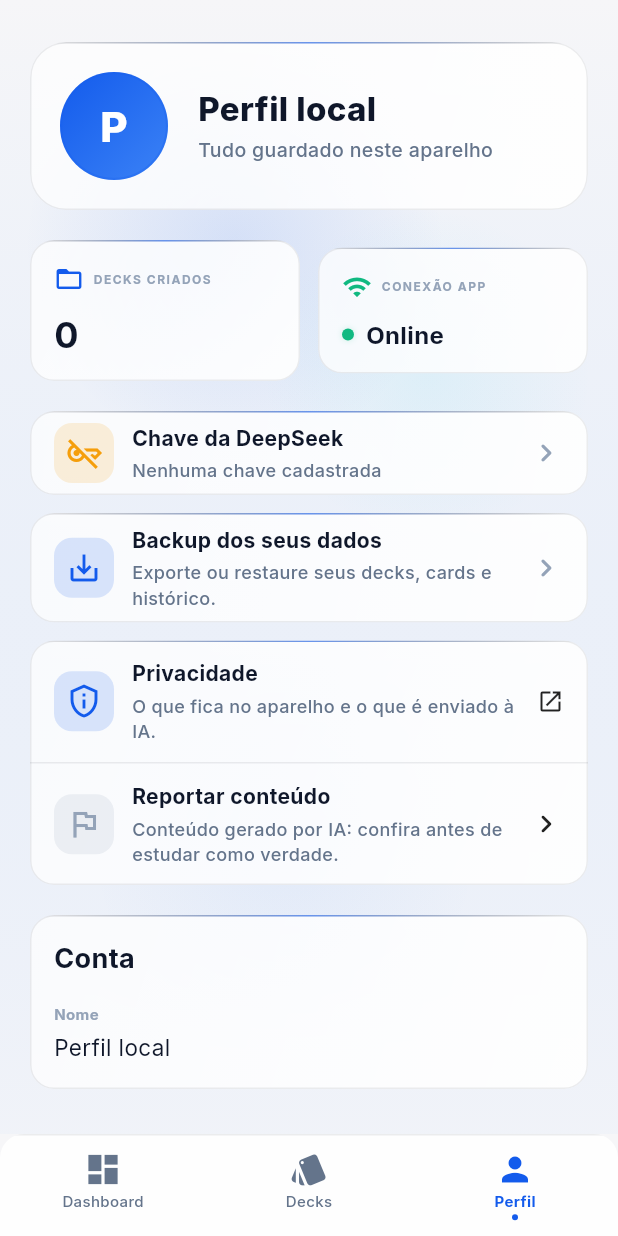
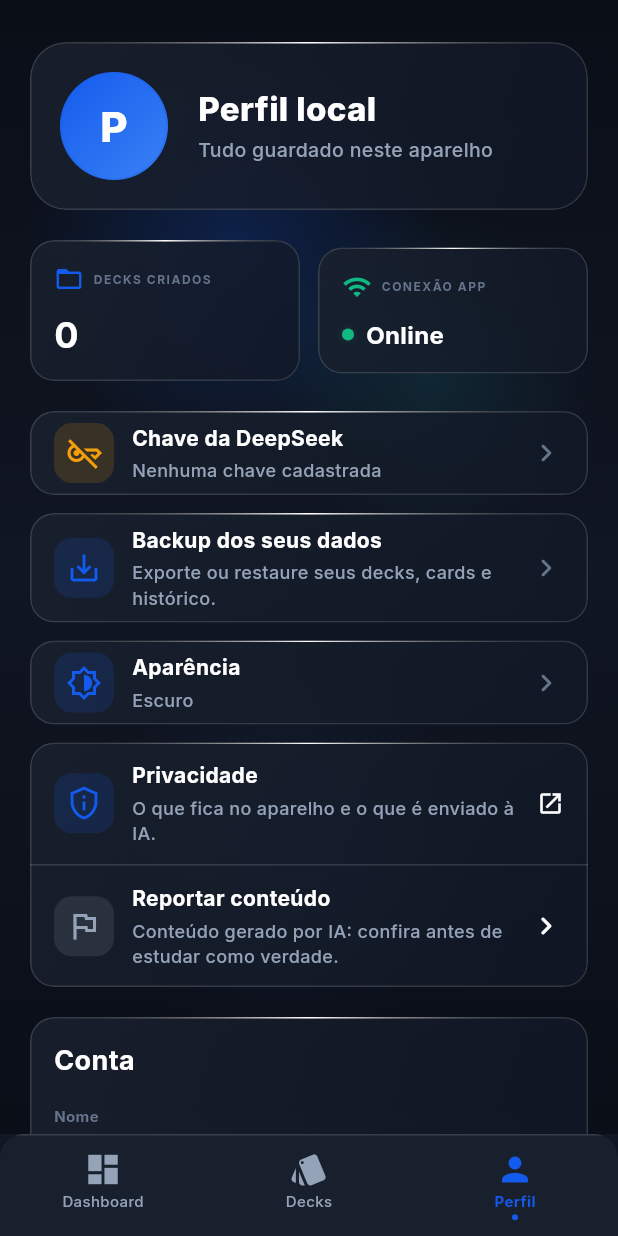
Before and after one commit to matheusz-nied/Memora, a Flutter app: the screen it shows after launch, after a tap on "Pular", after a tap on the "account circle" icon, on a phone screen of 412 x 824 dp. Run offline on Flutter 3.47's test engine with Material 3 defaults, Android fonts, the phone set to English and light mode, and no system bars; our stand-ins replace connectivity_plus, drift, drift_flutter, file_picker, flutter_markdown, flutter_riverpod and 4 more; missing offline and left inert: fsrs, pdfx; accounts and stored records are empty; generated files the repository leaves out were written again.

Commit message:
feat(profile): permitir escolher e persistir o tema do app.
Adiciona seletor de aparência no perfil (escuro, claro ou sistema) com preferência salva localmente.

Co-authored-by: Cursor <cursoragent@cursor.com>

```diff
--- a/lib/app.dart
+++ b/lib/app.dart
@@ -5,6 +5,7 @@ import 'package:go_router/go_router.dart';
 import 'core/constants/app_constants.dart';
 import 'core/constants/route_constants.dart';
 import 'core/theme/app_theme.dart';
+import 'core/theme/theme_mode_controller.dart';
 import 'features/agent/presentation/agent_config_screen.dart';
 import 'features/agent/presentation/chat_screen.dart';
 import 'features/backup/backup_screen.dart';
@@ -154,11 +155,13 @@ class MemoraApp extends ConsumerWidget {
   @override
   Widget build(BuildContext context, WidgetRef ref) {
     final router = ref.watch(appRouterProvider);
+    final themeMode = ref.watch(themeModeProvider);
 
     return MaterialApp.router(
       title: AppConstants.appName,
       theme: AppTheme.lightTheme,
       darkTheme: AppTheme.darkTheme,
+      themeMode: themeMode,
       routerConfig: router,
       debugShowCheckedModeBanner: false,
     );
--- a/lib/core/constants/app_constants.dart
+++ b/lib/core/constants/app_constants.dart
@@ -42,4 +42,5 @@ class AppConstants {
   static const int kNewCardsPerSession = 20;
   static const double kContentMaxWidth = 640.0;
   static const String kOnboardingKey = 'onboarding_complete';
+  static const String kThemeModeKey = 'theme_mode';
 }
--- /dev/null
+++ b/lib/core/theme/theme_mode_controller.dart
@@ -0,0 +1,31 @@
+import 'package:flutter/material.dart';
+import 'package:flutter_riverpod/flutter_riverpod.dart';
+
+import '../constants/app_constants.dart';
+import '../storage/preferences_provider.dart';
+
+final themeModeProvider = NotifierProvider<ThemeModeNotifier, ThemeMode>(
+  ThemeModeNotifier.new,
+);
+
+class ThemeModeNotifier extends Notifier<ThemeMode> {
+  @override
+  ThemeMode build() {
+    final storedValue = ref
+        .watch(sharedPreferencesProvider)
+        .getString(AppConstants.kThemeModeKey);
+
+    return switch (storedValue) {
+      'light' => ThemeMode.light,
+      'system' => ThemeMode.system,
+      _ => ThemeMode.dark,
+    };
+  }
+
+  Future<void> setMode(ThemeMode mode) async {
+    state = mode;
+    await ref
+        .read(sharedPreferencesProvider)
+        .setString(AppConstants.kThemeModeKey, mode.name);
+  }
+}
--- a/lib/features/decks/widgets/home/profile_tab.dart
+++ b/lib/features/decks/widgets/home/profile_tab.dart
@@ -16,6 +16,7 @@ import '../../../backup/backup_text.dart';
 import '../../../legal/legal_links.dart';
 import '../../../legal/legal_text.dart';
 import '../../../profile/profile_text.dart';
+import '../../../profile/widgets/appearance_tile.dart';
 import '../../../settings/api_key_text.dart';
 import '../../deck_repository.dart';
 
@@ -139,6 +140,8 @@ class ProfileTab extends ConsumerWidget {
                   const _ApiKeyTile(),
                   const SizedBox(height: AppDimensions.md),
                   const _BackupTile(),
+                  const SizedBox(height: AppDimensions.md),
+                  const AppearanceTile(),
                   const SizedBox(height: AppDimensions.md),
                   const _PrivacyTile(),
                   const SizedBox(height: AppDimensions.xl),
--- a/lib/features/profile/profile_text.dart
+++ b/lib/features/profile/profile_text.dart
@@ -4,6 +4,14 @@ class ProfileText {
   static const String title = 'Perfil';
   static const String account = 'Conta';
   static const String name = 'Nome';
+  static const String appearance = 'Aparência';
+  static const String chooseTheme = 'Escolha o tema do app';
+  static const String darkTheme = 'Escuro';
+  static const String darkThemeHint = 'Visual escuro em todo o app';
+  static const String lightTheme = 'Claro';
+  static const String lightThemeHint = 'Visual claro em todo o app';
+  static const String systemTheme = 'Sistema';
+  static const String systemThemeHint = 'Acompanha o tema do aparelho';
 
   /// Substitui o e-mail no cabeçalho: sem conta, o que define o perfil é o
   /// aparelho em que ele mora.
--- /dev/null
+++ b/lib/features/profile/widgets/appearance_tile.dart
@@ -0,0 +1,180 @@
+import 'package:flutter/material.dart';
+import 'package:flutter_riverpod/flutter_riverpod.dart';
+
+import '../../../core/theme/app_colors.dart';
+import '../../../core/theme/app_dimensions.dart';
+import '../../../core/theme/app_typography.dart';
+import '../../../core/theme/theme_mode_controller.dart';
+import '../../../core/widgets/glass_panel.dart';
+import '../../../core/widgets/pressable_scale.dart';
+import '../profile_text.dart';
+
+class AppearanceTile extends ConsumerWidget {
+  const AppearanceTile({super.key});
+
+  @override
+  Widget build(BuildContext context, WidgetRef ref) {
+    final mode = ref.watch(themeModeProvider);
+    final isDark = Theme.of(context).brightness == Brightness.dark;
+
+    return PressableScale(
+      onTap: () => _showThemePicker(context),
+      child: GlassPanel(
+        isDark: isDark,
+        borderRadius: BorderRadius.circular(AppDimensions.radiusLg),
+        showGlow: false,
+        padding: const EdgeInsets.symmetric(
+          horizontal: AppDimensions.lg,
+          vertical: AppDimensions.sm,
+        ),
+        child: Row(
+          children: [
+            DecoratedBox(
+              decoration: BoxDecoration(
+                color: AppColors.primary.withValues(alpha: 0.15),
+                borderRadius: BorderRadius.circular(AppDimensions.radiusMd),
+              ),
+              child: const Padding(
+                padding: EdgeInsets.all(AppDimensions.sm),
+                child: Icon(
+                  Icons.brightness_6_outlined,
+                  color: AppColors.primary,
+                ),
+              ),
+            ),
+            const SizedBox(width: AppDimensions.md),
+            Expanded(
+              child: Column(
+                crossAxisAlignment: CrossAxisAlignment.start,
+                children: [
+                  Text(
+                    ProfileText.appearance,
+                    style: AppTypography.labelMedium.copyWith(
+                      color: isDark
+                          ? AppColors.textPrimaryDark
+                          : AppColors.textPrimary,
+                      fontWeight: FontWeight.bold,
+                    ),
+                  ),
+                  const SizedBox(height: AppDimensions.xs),
+                  Text(
+                    _labelFor(mode),
+                    style: AppTypography.bodySmall.copyWith(
+                      color: isDark
+                          ? AppColors.textSecDark
+                          : AppColors.textSecondary,
+                    ),
+                  ),
+                ],
+              ),
+            ),
+            Icon(
+              Icons.chevron_right_rounded,
+              color: isDark ? AppColors.textTertDark : AppColors.textTertiary,
+            ),
+          ],
+        ),
+      ),
+    );
+  }
+
+  Future<void> _showThemePicker(BuildContext context) {
+    return showModalBottomSheet<void>(
+      context: context,
+      showDragHandle: true,
+      useSafeArea: true,
+      builder: (sheetContext) => Consumer(
+        builder: (context, sheetRef, child) => Padding(
+          padding: const EdgeInsets.fromLTRB(
+            AppDimensions.lg,
+            0,
+            AppDimensions.lg,
+            AppDimensions.lg,
+          ),
+          child: Column(
+            mainAxisSize: MainAxisSize.min,
+            crossAxisAlignment: CrossAxisAlignment.stretch,
+            children: [
+              Text(
+                ProfileText.chooseTheme,
+                style: AppTypography.headingMedium.copyWith(
+                  color: Theme.of(sheetContext).colorScheme.onSurface,
+                  fontWeight: FontWeight.bold,
+                ),
+              ),
+              const SizedBox(height: AppDimensions.md),
+              for (final option in const [
+                ThemeMode.dark,
+                ThemeMode.light,
+                ThemeMode.system,
+              ])
+                _ThemeOptionTile(
+                  mode: option,
+                  selected: sheetRef.watch(themeModeProvider) == option,
+                  onTap: () async {
+                    await sheetRef
+                        .read(themeModeProvider.notifier)
+                        .setMode(option);
+                    if (sheetContext.mounted) {
+                      Navigator.of(sheetContext).pop();
+                    }
+                  },
+                ),
+            ],
+          ),
+        ),
+      ),
+    );
+  }
+
+  static String _labelFor(ThemeMode mode) => switch (mode) {
+    ThemeMode.dark => ProfileText.darkTheme,
+    ThemeMode.light => ProfileText.lightTheme,
+    ThemeMode.system => ProfileText.systemTheme,
+  };
+}
+
+class _ThemeOptionTile extends StatelessWidget {
+  const _ThemeOptionTile({
+    required this.mode,
+    required this.selected,
+    required this.onTap,
+  });
+
+  final ThemeMode mode;
+  final bool selected;
+  final VoidCallback onTap;
+
+  @override
+  Widget build(BuildContext context) {
+    final (title, subtitle, icon) = switch (mode) {
+      ThemeMode.dark => (
+        ProfileText.darkTheme,
+        ProfileText.darkThemeHint,
+        Icons.dark_mode_outlined,
+      ),
+      ThemeMode.light => (
+        ProfileText.lightTheme,
+        ProfileText.lightThemeHint,
+        Icons.light_mode_outlined,
+      ),
+      ThemeMode.system => (
+        ProfileText.systemTheme,
+        ProfileText.systemThemeHint,
+        Icons.settings_suggest_outlined,
+      ),
+    };
+
+    return ListTile(
+      minTileHeight: AppDimensions.minTouchTarget,
+      leading: Icon(icon, color: AppColors.primary),
+      title: Text(title),
+      subtitle: Text(subtitle),
+      trailing: selected
+          ? const Icon(Icons.check_circle, color: AppColors.primary)
+          : null,
+      selected: selected,
+      onTap: onTap,
+    );
+  }
+}
```
Also changed, not shown: 1 other file.
